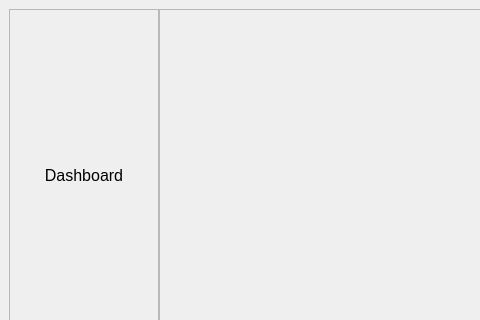
This is frontend/Dashboard.ui in moooserstupid/Attendace-Traccking-System-with-Python-and-SQlite as Qt 5 draws it before an edit; both pictures show x 0 to 480 and y 0 to 320 of the 1097 by 653 pixel window. The edited form follows.
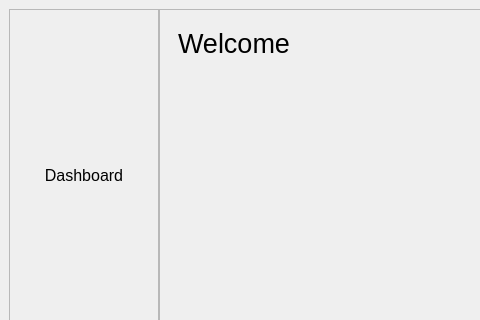
This is the edited form. The open tabs and pages were chosen to show the change.

Diff of the .ui file:
```diff
--- a/frontend/Dashboard.ui
+++ b/frontend/Dashboard.ui
@@ -259,7 +259,20 @@
              <number>1</number>
             </property>
             <widget class="QWidget" name="dashboard_page">
-             <layout class="QVBoxLayout" name="verticalLayout_28"/>
+             <layout class="QVBoxLayout" name="verticalLayout_28">
+              <item alignment="Qt::AlignLeft|Qt::AlignTop">
+               <widget class="QLabel" name="welcome_label">
+                <property name="font">
+                 <font>
+                  <pointsize>20</pointsize>
+                 </font>
+                </property>
+                <property name="text">
+                 <string>Welcome </string>
+                </property>
+               </widget>
+              </item>
+             </layout>
             </widget>
             <widget class="QWidget" name="courses_page">
              <layout class="QVBoxLayout" name="verticalLayout_5">
```
Left out of the diff: 6 changed lines with no effect on the pictures.
